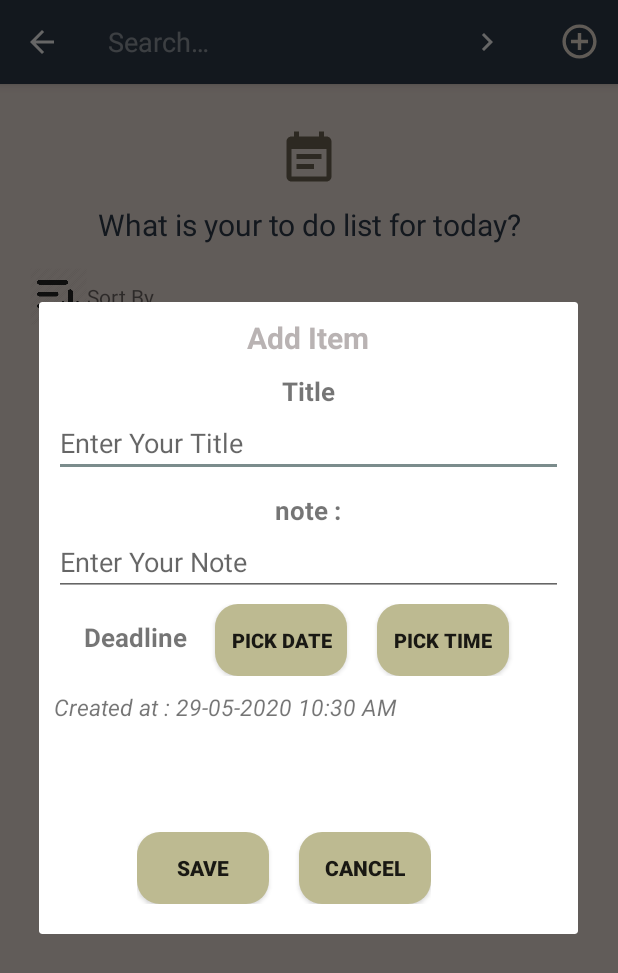
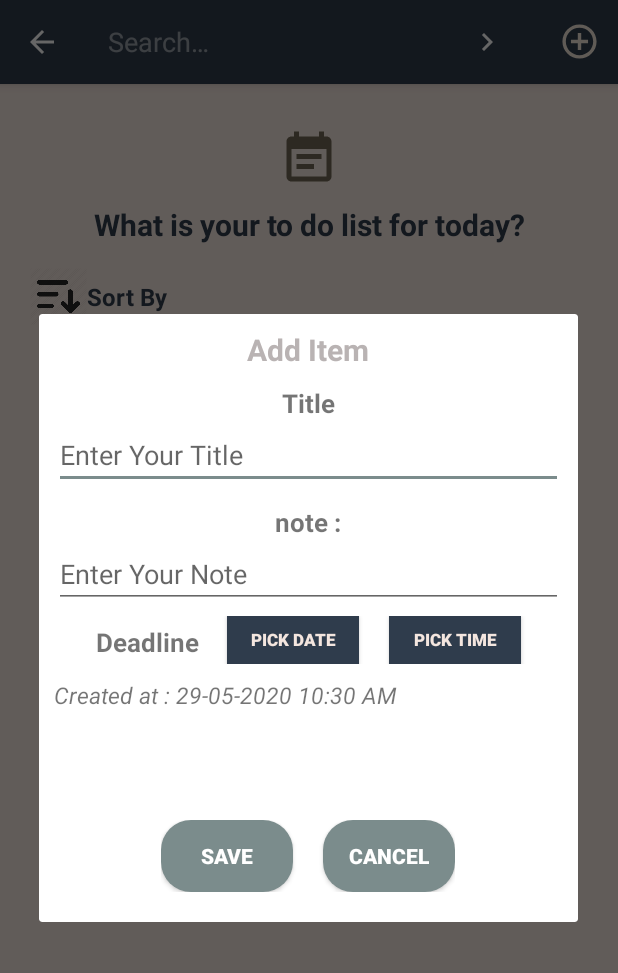
Before and after one commit to rofifahnurul/Tugas-App-toDoList, an Android app: the screen it shows after launch (MainActivity), after a tap on "Add", on a phone screen of 412 x 824 dp. Shown: the top 973 px of the screen. Run offline under Robolectric (Android 15) with nearby library versions, the phone set to English and light mode, and no system bars; our stand-ins replace Room's generated code; 2 other taps on this screen came first.

Commit message:
Edit layout

```diff
--- a/ToDo-List/app/src/main/java/id/ac/unhas/todolist/database/ToDoListRepository.kt
+++ b/ToDo-List/app/src/main/java/id/ac/unhas/todolist/database/ToDoListRepository.kt
@@ -1,9 +1,7 @@
 package id.ac.unhas.todolist.database
-
 
 import android.app.Application
 import androidx.lifecycle.LiveData
-
 import kotlinx.coroutines.Dispatchers
 import kotlinx.coroutines.launch
 import kotlinx.coroutines.runBlocking
--- a/ToDo-List/app/src/main/java/id/ac/unhas/todolist/main/Adapter.kt
+++ b/ToDo-List/app/src/main/java/id/ac/unhas/todolist/main/Adapter.kt
@@ -46,12 +46,14 @@ class Adapter(private val context: Context?, private val listener: (ToDoList, In
 class MyViewHolder(itemView: View) : RecyclerView.ViewHolder(itemView) {
     fun bindItem(context: Context, toDoList: ToDoList, listener: (ToDoList, Int) -> Unit) {
         val option :ImageView
+
         option=itemView.findViewById(R.id.option)
         itemView.noteContent.text = toDoList.note
         itemView.titleContent.text = toDoList.toDoList
         itemView.deadlineDateContent.text = toDoList.deadline
         itemView.deadlineTimeContent.text = toDoList.timeDeadline
         itemView.dateContent.text = toDoList.date
+
         option.setOnClickListener {
             listener(toDoList,layoutPosition)
         }
--- a/ToDo-List/app/src/main/java/id/ac/unhas/todolist/main/ViewModel.kt
+++ b/ToDo-List/app/src/main/java/id/ac/unhas/todolist/main/ViewModel.kt
@@ -37,6 +37,7 @@ class ViewModel(application: Application) : AndroidViewModel(application) {
 
     fun dateDesc():LiveData<List<ToDoList>>? {
         return toDoListRepository.dateDesc()
+
     }
 
     fun dateAsc():LiveData<List<ToDoList>>? {
--- /dev/null
+++ b/ToDo-List/app/src/main/res/drawable/round1.xml
@@ -0,0 +1,5 @@
+<?xml version="1.0" encoding="utf-8"?>
+<shape android:shape="rectangle" xmlns:android="http://schemas.android.com/apk/res/android">
+    <solid android:color="@color/colorAccent"/>
+    <corners android:radius="20dp"/>
+</shape>
--- a/ToDo-List/app/src/main/res/layout/activity_main.xml
+++ b/ToDo-List/app/src/main/res/layout/activity_main.xml
@@ -21,22 +21,30 @@
         android:textColor="@color/colorPrimary"
         android:textSize="20sp"
         android:text="@string/title"
+        android:textStyle="bold"
         android:textAlignment="center">
     </TextView>
     <LinearLayout
         android:layout_width="match_parent"
         android:layout_height="wrap_content"
+        android:layout_gravity="center"
         android:orientation="horizontal">
     <Button
         android:id="@+id/filterBtn"
+        android:layout_gravity="center"
         android:layout_marginStart="20dp"
         android:layout_width="38dp"
         android:layout_height="38dp"
         android:background="@drawable/ic_filter"/>
+
         <TextView
             android:layout_width="wrap_content"
             android:layout_height="wrap_content"
-            android:text="@string/SortBy"/>
+            android:layout_gravity="center"
+            android:text="@string/SortBy"
+            android:textStyle="bold"
+            android:textColor="@color/colorPrimary"
+            android:textSize="16sp" />
     </LinearLayout>
 
     <androidx.recyclerview.widget.RecyclerView
--- a/ToDo-List/app/src/main/res/layout/add_layout.xml
+++ b/ToDo-List/app/src/main/res/layout/add_layout.xml
@@ -55,48 +55,54 @@
         android:layout_height="match_parent"
         android:hint="@string/hintNote"
         android:id="@+id/addNote"/>
+
     <LinearLayout
         android:layout_width="wrap_content"
-        android:layout_height="match_parent"
+        android:layout_height="32dp"
+        android:layout_gravity="center"
         android:layout_marginTop="5dp"
         android:orientation="horizontal">
-    <TextView
-        android:layout_width="match_parent"
-        android:layout_height="match_parent"
-        android:layout_marginTop="10dp"
-        android:textSize="17sp"
-        android:textStyle="bold"
-        android:layout_marginStart="30dp"
-        android:paddingEnd="5dp"
-        android:layout_marginEnd="3dp"
-        android:text="@string/Deadline" />
+
+        <TextView
+            android:layout_width="match_parent"
+            android:layout_height="match_parent"
+            android:layout_marginStart="10dp"
+            android:layout_marginTop="5dp"
+            android:layout_marginEnd="3dp"
+            android:paddingEnd="5dp"
+            android:text="@string/Deadline"
+            android:textSize="17sp"
+            android:textStyle="bold" />
 
 
         <Button
             android:id="@+id/dateDeadline"
             android:layout_width="wrap_content"
+            android:layout_height="wrap_content"
+            android:layout_marginStart="10dp"
+            android:layout_marginEnd="10dp"
+            android:background="@color/colorPrimary"
+            android:paddingStart="10dp"
+            android:paddingEnd="10dp"
+            android:text="@string/addDeadline"
+            android:textColor="@color/colorLight"
+            android:textSize="11sp"
+            android:textStyle="bold" />
+
+        <Button
+            android:id="@+id/timeDeadline"
+            android:layout_width="wrap_content"
             android:layout_height="match_parent"
             android:layout_marginStart="10dp"
             android:layout_marginEnd="10dp"
-            android:background="@drawable/rounded"
+            android:background="@color/colorPrimary"
+            android:textColor="@color/colorLight"
+            android:textSize="11sp"
             android:paddingStart="10dp"
             android:paddingEnd="10dp"
-            android:text="@string/addDeadline"
-            android:textSize="13sp"
+            android:text="@string/addTimeDeadline"
+
             android:textStyle="bold" />
-
-        <Button
-            android:layout_width="wrap_content"
-            android:layout_marginStart="10dp"
-            android:layout_marginEnd="10dp"
-            android:layout_height="match_parent"
-            android:text="@string/addTimeDeadline"
-            android:background="@drawable/rounded"
-            android:textSize="13sp"
-            android:textStyle="bold"
-            android:paddingStart="10dp"
-            android:paddingEnd="10dp"
-            android:id="@+id/timeDeadline"/>
     </LinearLayout>
 
     <TextView
@@ -132,7 +138,8 @@
     <LinearLayout
         android:layout_width="wrap_content"
         android:layout_height="wrap_content"
-        android:layout_marginStart="65dp"
+        android:layout_gravity="center"
+        android:layout_marginStart="10dp"
         android:orientation="horizontal"
         android:layout_marginTop="10dp"
         android:layout_marginBottom="20dp"
@@ -141,7 +148,8 @@
             android:layout_width="wrap_content"
             android:layout_marginEnd="10dp"
             android:layout_height="wrap_content"
-            android:background="@drawable/rounded"
+            android:background="@drawable/round1"
+            android:textColor="@android:color/white"
             android:id="@+id/saveBtn"
             android:textStyle="bold"
             android:text="@string/save"/>
@@ -149,7 +157,8 @@
             android:layout_width="wrap_content"
             android:layout_marginStart="10dp"
             android:layout_height="wrap_content"
-            android:background="@drawable/rounded"
+            android:background="@drawable/round1"
+            android:textColor="@android:color/white"
             android:textStyle="bold"
             android:id="@+id/cancelBtn"
             android:text="@string/cancel"/>
--- a/ToDo-List/app/src/main/res/values/colors.xml
+++ b/ToDo-List/app/src/main/res/values/colors.xml
@@ -4,6 +4,6 @@
     <color name="colorPrimary">#2f3c4c</color>
     <color name="colorAccent">#7b8c8c</color>
     <color name="colorGreen">#8c9086</color>
-    <color name="colorDarkG">#bdba91</color>
+    <color name="colorDarkG">#aeab82</color>
     <color name="colorLight">#f4e6df</color>
 </resources>
```
Also changed, not shown: ToDo-List/app/src/main/java/id/ac/unhas/todolist/main/MainActivity.kt (+88 -86 lines), ToDo-List/app/src/main/res/layout/content_main.xml (+38 -28 lines), ToDo-List/app/src/main/res/layout/edit_layout.xml (+14 -9 lines).
